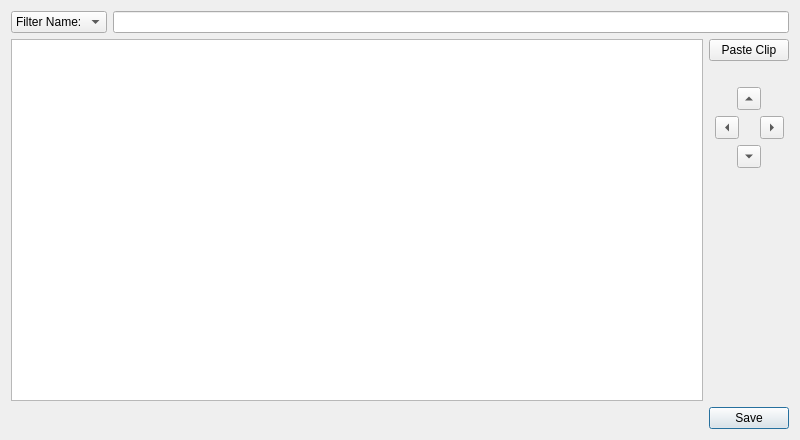
Qt form src/Sigil/Form_Files/ClipEditor.ui (Sigil-Ebook/Sigil) before a commit.
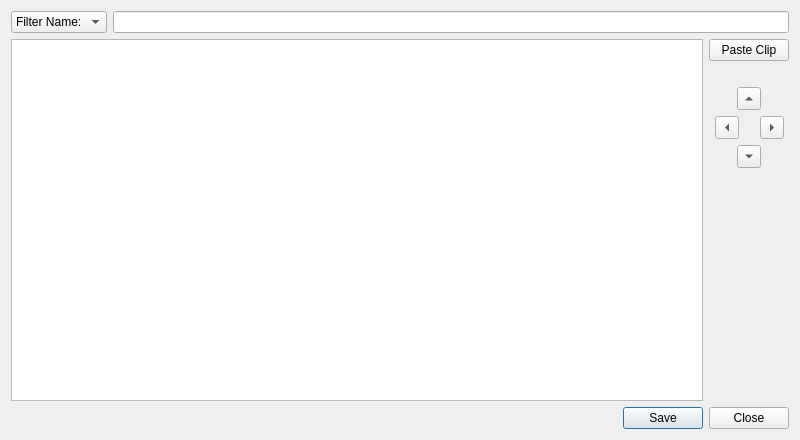
The same form after that commit. Custom widgets are drawn as their Qt base class.

Commit message: Add close buttons to a few dialogs for consistency.

Diff of the .ui file:
```diff
--- a/src/Sigil/Form_Files/ClipEditor.ui
+++ b/src/Sigil/Form_Files/ClipEditor.ui
@@ -232,7 +232,7 @@
         <bool>true</bool>
        </property>
        <property name="standardButtons">
-        <set>QDialogButtonBox::Save</set>
+        <set>QDialogButtonBox::Close|QDialogButtonBox::Save</set>
        </property>
       </widget>
      </item>
```
The commit also changes 21 other files.
